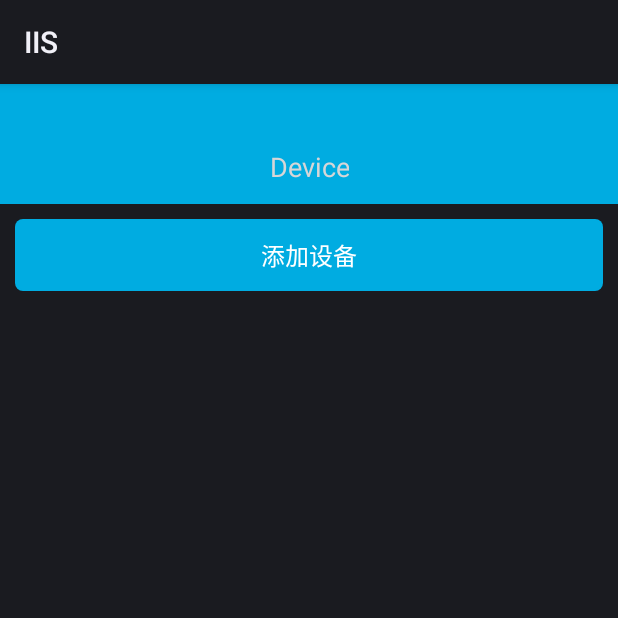
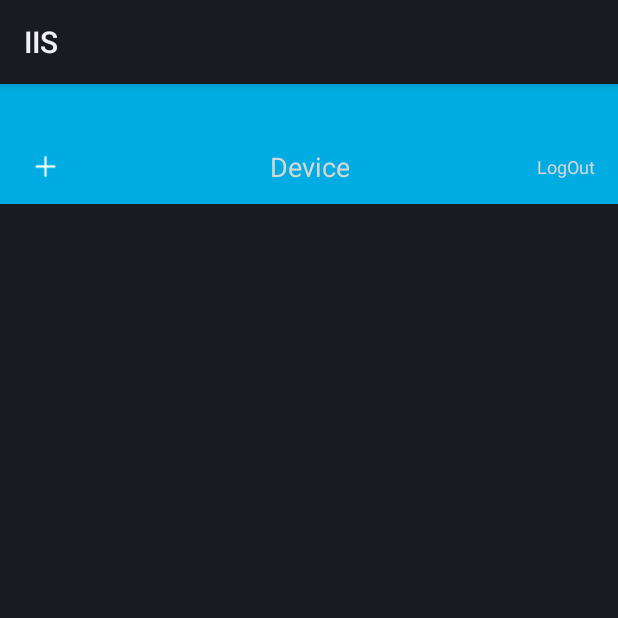
Before and after one commit to TukulHX/IIS, an Android app: the DeviceActivity screen opened directly, with no data from a screen before it, on a phone screen of 412 x 824 dp, the top half of it. Run offline under Robolectric (Android 15) with nearby library versions, the phone set to English and light mode, and no system bars; libraries missing offline, so code that uses them is left out: com.qmuiteam.qmui; 1 statement that could not run was skipped.

Commit message:
IIS:change UI

```diff
--- a/client/Android/app/src/main/java/com/example/luming/iis/activity/DeviceActivity.java
+++ b/client/Android/app/src/main/java/com/example/luming/iis/activity/DeviceActivity.java
@@ -8,7 +8,7 @@ import android.os.Handler;
 import android.os.Message;
 import android.util.Log;
 import android.view.View;
-import android.widget.Button;
+import android.widget.ImageView;
 import android.widget.ListView;
 import android.widget.TextView;
 import android.widget.Toast;
@@ -42,7 +42,7 @@ public class DeviceActivity extends BaseActivity implements View.OnClickListener
     public static final String SP_NULL = "SP_NULL";
     private DatabaseOperator dbOperator;
     private List<Device> deviceList = new ArrayList<Device>();
-    private Button btnAdd;
+    private ImageView bt_add;
     private TextView tv_title;
     private MyDeviceAdapter adapter;
     private SharedPreferences sp;
@@ -115,7 +115,7 @@ public class DeviceActivity extends BaseActivity implements View.OnClickListener
 
     @Override
     protected void initView() {
-        btnAdd = findViewById(R.id.btnAdd);
+        bt_add = findViewById(R.id.bt_add);
         tv_title = findViewById(R.id.tv_title);
         dbOperator = DatabaseOperator.getInstance(this);
         adapter = new MyDeviceAdapter(this, deviceList);
@@ -135,14 +135,14 @@ public class DeviceActivity extends BaseActivity implements View.OnClickListener
 //            sync();
 //        }
         // 获取登陆信息并同步--end
-        btnAdd.setOnClickListener(this);
+        bt_add.setOnClickListener(this);
     }
 
     @Override
     public void onClick(View v) {
         switch (v.getId()) {
             // TODO 准备重写结构
-            case R.id.btnAdd:
+            case R.id.bt_add:
                 AddDeviceDialog.newInstance(this).setOnAddDeviceListener(new AddDeviceDialog.OnAddDeviceListener() {
                     @Override
                     public void getDevice(String name, String ip, String port) {
--- a/client/Android/app/src/main/res/layout/activity_device.xml
+++ b/client/Android/app/src/main/res/layout/activity_device.xml
@@ -8,6 +8,14 @@
         android:layout_width="match_parent"
         android:layout_height="80dp"
         android:background="@color/mainBlue">
+        <ImageView
+            android:id="@+id/bt_add"
+            android:layout_marginLeft="15dp"
+            android:layout_marginTop="40dp"
+            android:layout_width="30dp"
+            android:layout_height="30dp"
+            android:padding="5dp"
+            android:src="@drawable/add"/>
 
         <TextView
             android:id="@+id/tv_title"
@@ -20,15 +28,19 @@
             android:textColor="@color/qmui_config_color_white"
             android:textSize="18sp" />
 
+        <TextView
+            android:id="@+id/tv_logout"
+            android:layout_width="wrap_content"
+            android:layout_height="match_parent"
+            android:layout_gravity="center_vertical|end"
+            android:layout_marginRight="15dp"
+            android:gravity="center"
+            android:paddingTop="30dp"
+            android:text="LogOut"
+            android:textColor="@color/qmui_config_color_white"
+            android:textSize="12sp" />
+
     </FrameLayout>
-    <!--TODO 准备移至导航栏右侧-->
-    <Button
-        android:id="@+id/btnAdd"
-        style="@style/StyleButtonBlue"
-        android:layout_width="match_parent"
-        android:layout_height="wrap_content"
-        android:layout_margin="10dp"
-        android:text="添加设备" />
 
     <android.support.v4.widget.SwipeRefreshLayout
         android:id="@+id/swipeRefresh"
@@ -37,6 +49,7 @@
 
         <ListView
             android:id="@+id/lv_device"
+            android:layout_marginTop="15dp"
             android:layout_width="match_parent"
             android:layout_height="wrap_content" />
 
```
Also changed, not shown: client/Android/app/src/main/java/com/example/luming/iis/adapter/MyDeviceAdapter.java (+38 -10 lines), client/Android/app/src/main/res/layout/device_list_item.xml (+29 -10 lines), client/Android/app/src/main/res/layout/dialog_device_modify.xml (added, +83 -0 lines), client/Android/app/src/main/res/drawable/add.png (added), client/Android/app/src/main/res/drawable/connection_blue.png (added), client/Android/app/src/main/res/drawable/delete.png (added), client/Android/app/src/main/res/drawable/disconnect.png (added), client/Android/app/src/main/res/drawable/down.png (added), client/Android/app/src/main/res/drawable/modify.png (added), client/Android/app/src/main/res/drawable/right.png (added).
